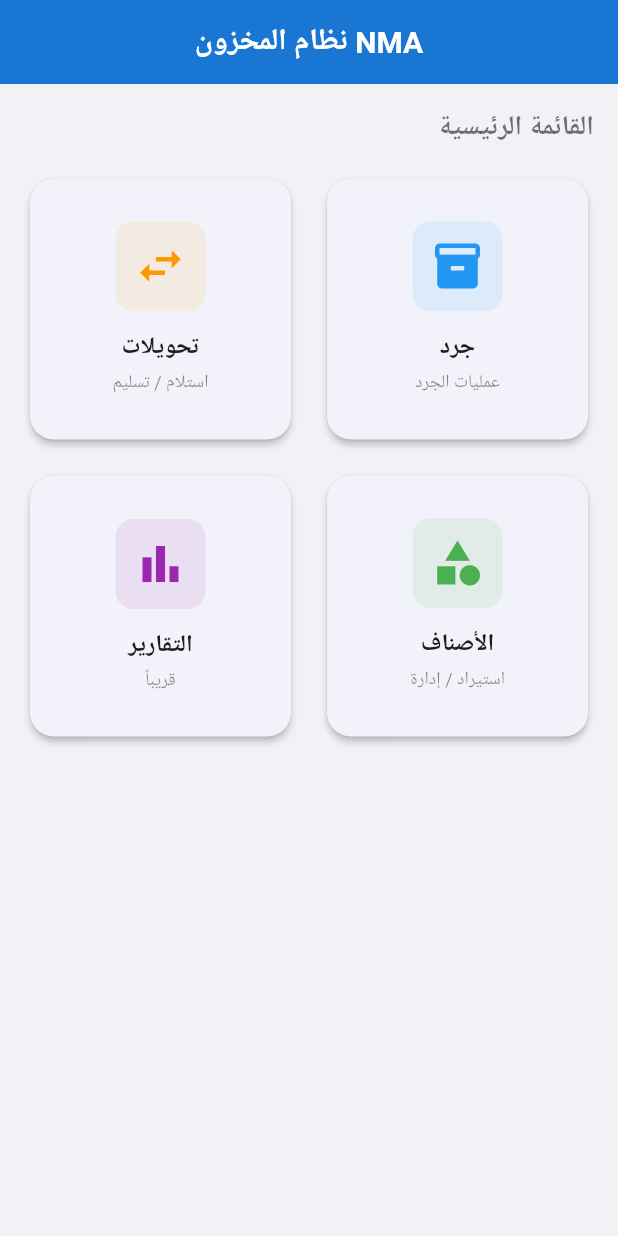
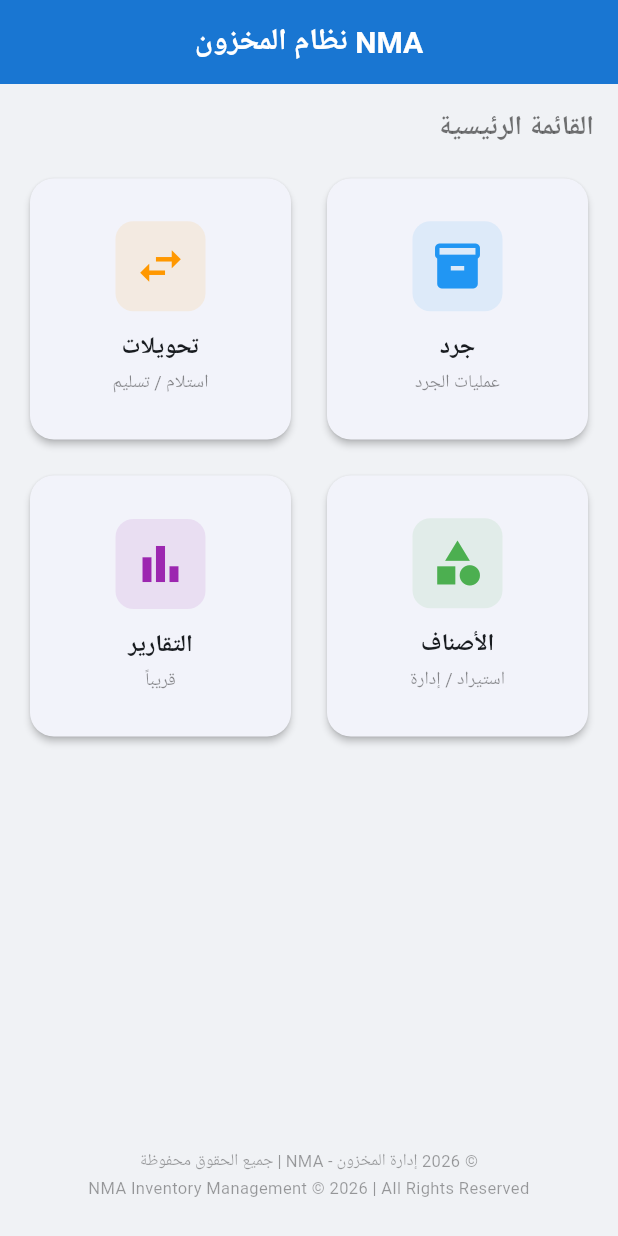
Before and after one commit to dahac4-ctrl/nma-inventory, a Flutter app: the screen it shows after launch, on a phone screen of 412 x 824 dp. Run offline on Flutter 3.47's test engine with Material 3 defaults, Android fonts, the phone set to English and light mode, and no system bars; our stand-ins replace file_picker; missing offline and left inert: dart:html, excel.

Commit message:
feat: إضافة حقوق الملكية في الشاشة الرئيسية

```diff
--- a/lib/main.dart
+++ b/lib/main.dart
@@ -111,6 +111,25 @@ class HomeScreen extends StatelessWidget {
                   ],
                 ),
               ),
+              const SizedBox(height: 12),
+              const Center(
+                child: Column(
+                  children: [
+                    Text(
+                      '© 2026 إدارة المخزون - NMA | جميع الحقوق محفوظة',
+                      textAlign: TextAlign.center,
+                      style: TextStyle(fontSize: 11, color: Colors.black38),
+                    ),
+                    SizedBox(height: 2),
+                    Text(
+                      'NMA Inventory Management © 2026 | All Rights Reserved',
+                      textAlign: TextAlign.center,
+                      style: TextStyle(fontSize: 11, color: Colors.black38),
+                    ),
+                  ],
+                ),
+              ),
+              const SizedBox(height: 8),
             ],
           ),
         ),
```
